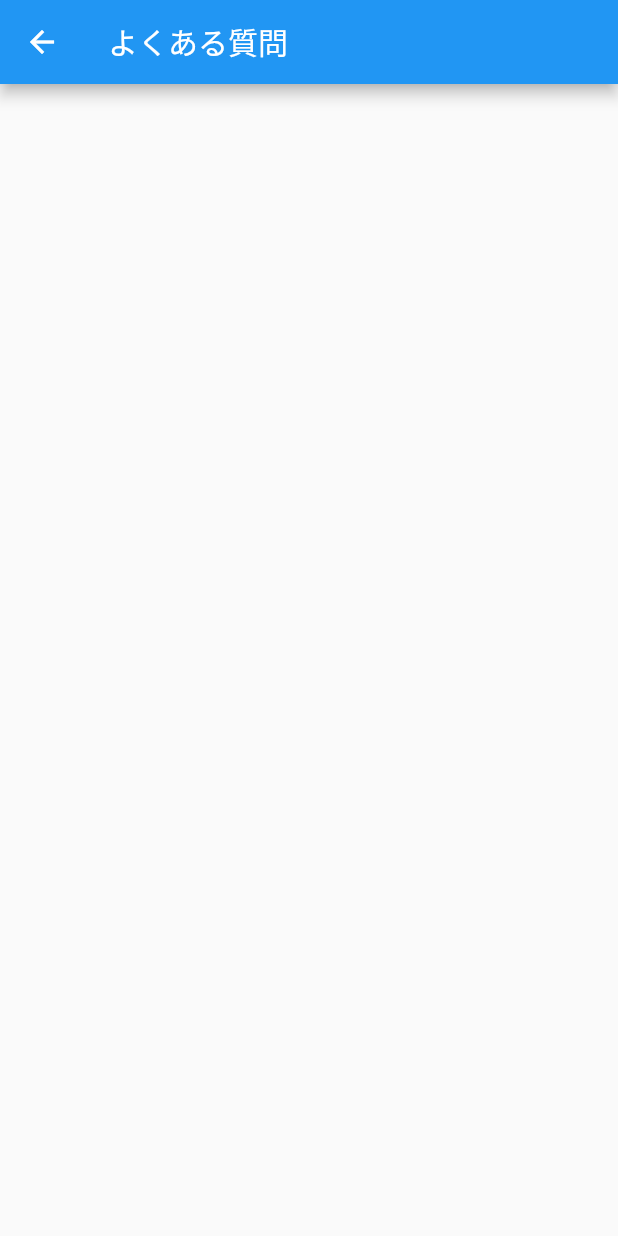
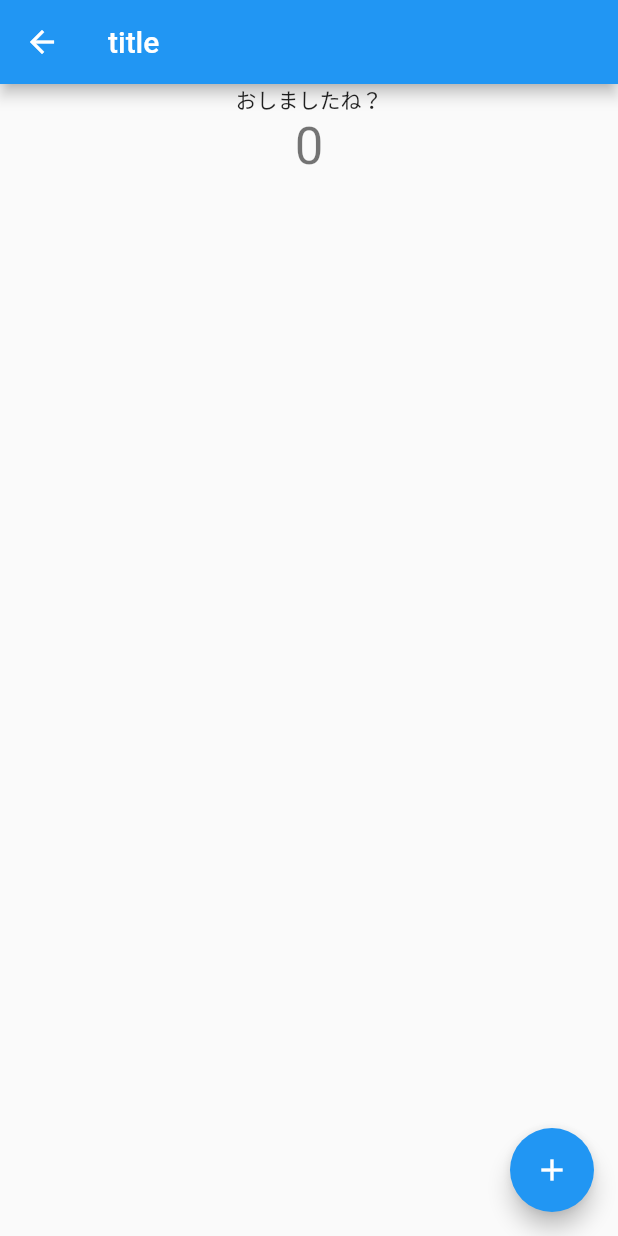
Before and after one commit to ryuto0712/test_subero, a Flutter app: the QandA screen opened directly, on a phone screen of 412 x 824 dp. Run offline on Flutter 3.47's test engine with Material 2 defaults, Android fonts, the phone set to English and light mode, and no system bars; our stand-ins replace carousel_slider, video_player; missing offline and left inert: flappy_search_bar_ns.

```diff
--- a/lib/components/QandA/QandA.dart
+++ b/lib/components/QandA/QandA.dart
@@ -1,15 +1,66 @@
+import 'package:provider/provider.dart';
+
 import '../../importer.dart';
+
+// class QandA extends StatelessWidget {
+//   QandA();
+
+//   @override
+//   Widget build(BuildContext context) {
+//     return Scaffold(
+//       appBar: AppBar(
+//         title: Text('よくある質問'),
+//       ),
+//       body: Container(),
+//     );
+//   }
+// }
+
+class CountModel extends ChangeNotifier {
+  int count = 0;
+  void increment() {
+    count++;
+    notifyListeners();
+  }
+}
 
 class QandA extends StatelessWidget {
   QandA();
 
   @override
   Widget build(BuildContext context) {
-    return Scaffold(
-      appBar: AppBar(
-        title: Text('よくある質問'),
+    return ChangeNotifierProvider<CountModel>(
+      create: (context) => CountModel(),
+      child: Consumer<CountModel>(
+        builder: (context, model, child) => Scaffold(
+          appBar: AppBar(
+            title: Text('title'),
+          ),
+          body: Center(
+            child: Column(
+              children: [
+                Text('おしましたね？'),
+                CountText(),
+              ],
+            ),
+          ),
+          floatingActionButton: FloatingActionButton(
+            onPressed: model.increment,
+            tooltip: 'Increment',
+            child: Icon(Icons.add),
+          ),
+        ),
       ),
-      body: Container(),
     );
   }
 }
+
+class CountText extends StatelessWidget {
+  @override
+  Widget build(BuildContext context) {
+    return Text(
+      '${Provider.of<CountModel>(context).count}',
+      style: Theme.of(context).textTheme.headline4,
+    );
+  }
+}
```
Also changed, not shown: 7 other files.
